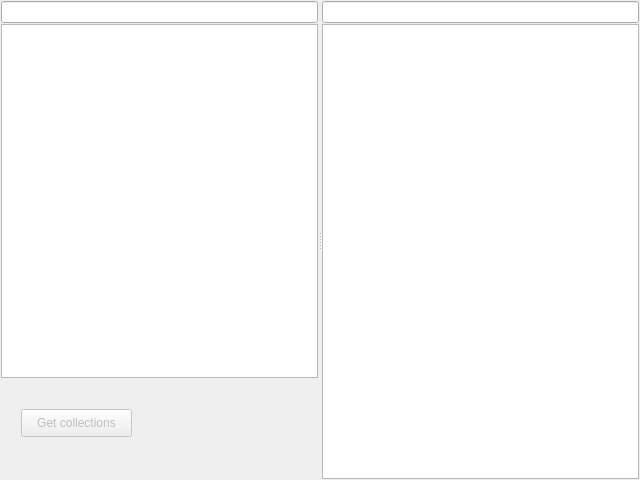
The window that proto/history/dialog.ui (abab/psi) describes before a commit, drawn with Qt 5.
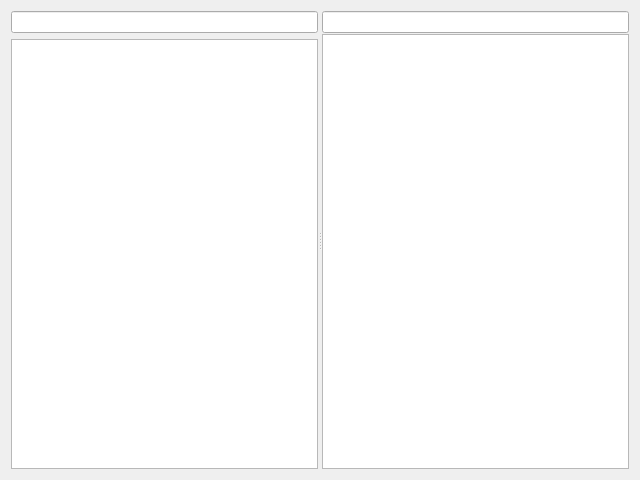
The same window after the commit.

Commit message: removed:	"get collections" button

```diff
--- a/proto/history/dialog.ui
+++ b/proto/history/dialog.ui
@@ -17,12 +17,6 @@
    <locale country="AnyCountry" language="C" />
   </property>
   <layout class="QGridLayout" name="gridLayout" >
-   <property name="margin" >
-    <number>1</number>
-   </property>
-   <property name="spacing" >
-    <number>1</number>
-   </property>
    <item row="0" column="0" >
     <widget class="QSplitter" name="splitter" >
      <property name="orientation" >
@@ -30,47 +24,12 @@
      </property>
      <widget class="QWidget" name="layoutWidget" >
       <layout class="QVBoxLayout" name="verticalLayout" >
-       <property name="spacing" >
-        <number>1</number>
-       </property>
        <item>
         <widget class="QLineEdit" name="collectionsSearchEdit" />
        </item>
        <item>
         <widget class="QTreeView" name="collectionsView" />
        </item>
-       <item>
-        <widget class="QWidget" native="1" name="widget" >
-         <property name="minimumSize" >
-          <size>
-           <width>0</width>
-           <height>100</height>
-          </size>
-         </property>
-         <property name="maximumSize" >
-          <size>
-           <width>16777215</width>
-           <height>101</height>
-          </size>
-         </property>
-         <widget class="QPushButton" name="getCollectionsBtn" >
-          <property name="enabled" >
-           <bool>false</bool>
-          </property>
-          <property name="geometry" >
-           <rect>
-            <x>20</x>
-            <y>30</y>
-            <width>111</width>
-            <height>28</height>
-           </rect>
-          </property>
-          <property name="text" >
-           <string>Get collections</string>
-          </property>
-         </widget>
-        </widget>
-       </item>
       </layout>
      </widget>
      <widget class="QWidget" name="layoutWidget_2" >
```
The commit also changes 1 other file.
